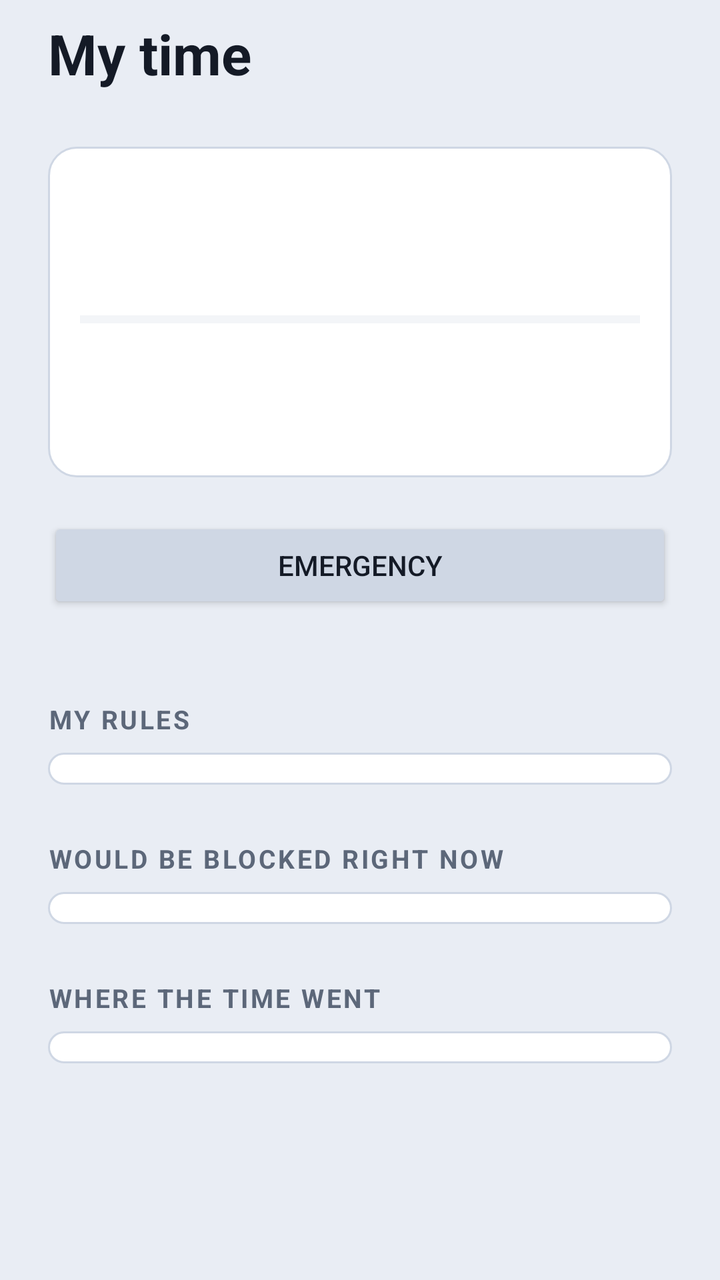
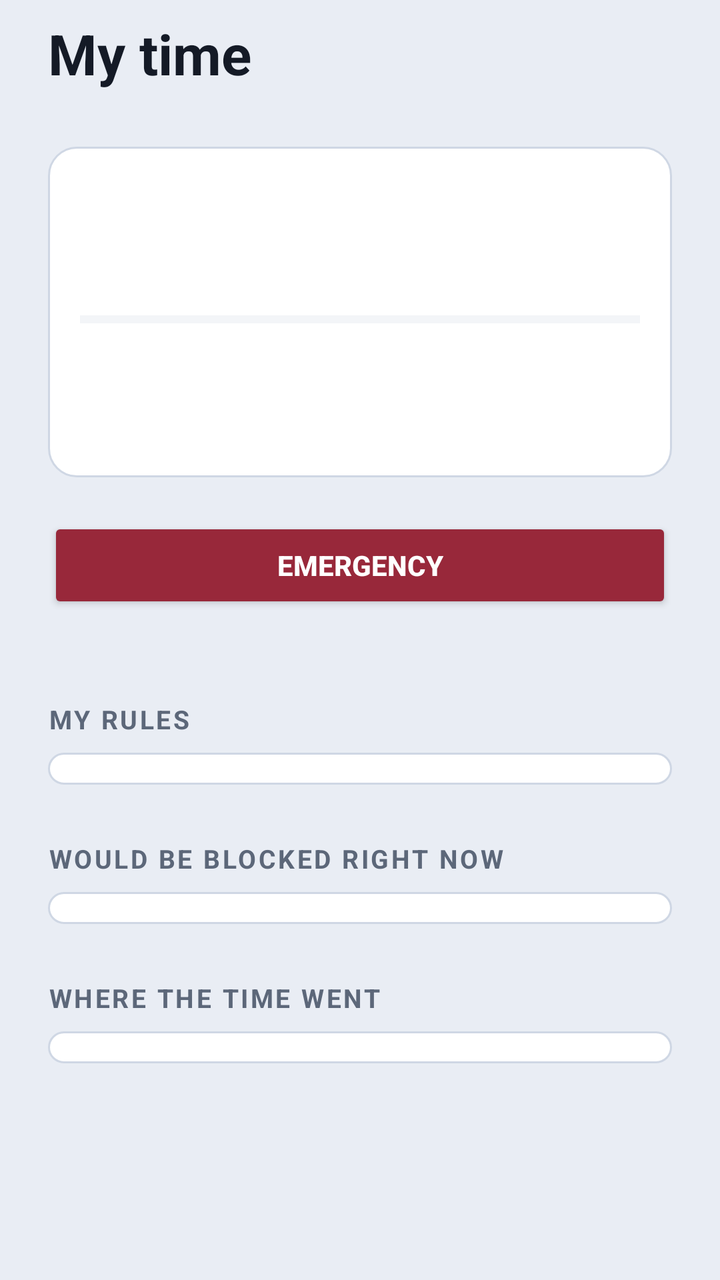

Screens rendered from an Android XML layout before and after an edit, with the pre-edit source and the edit as a unified diff.
<!-- AndroidManifest.xml: application theme Theme.DementorWatch -->
<!-- res/layout/activity_home.xml -->
<?xml version="1.0" encoding="utf-8"?>
<ScrollView xmlns:android="http://schemas.android.com/apk/res/android"
    android:layout_width="match_parent"
    android:layout_height="match_parent"
    android:fillViewport="true">

    <LinearLayout
        android:layout_width="match_parent"
        android:layout_height="wrap_content"
        android:orientation="vertical"
        android:paddingLeft="@dimen/screen_padding"
        android:paddingTop="@dimen/space_sm"
        android:paddingRight="@dimen/screen_padding"
        android:paddingBottom="@dimen/space_4xl">

        <TextView
            android:layout_width="wrap_content"
            android:layout_height="wrap_content"
            android:paddingBottom="@dimen/space_lg"
            android:text="@string/home_title"
            android:textAppearance="@style/TextAppearance.Dementor.Title" />

        
        <LinearLayout
            android:id="@+id/permission_card"
            style="@style/Widget.Dementor.Card"
            android:layout_width="match_parent"
            android:layout_height="wrap_content"
            android:visibility="gone">

            <TextView
                android:layout_width="wrap_content"
                android:layout_height="wrap_content"
                android:text="@string/home_permission_title"
                android:textAppearance="@style/TextAppearance.Dementor.Subtitle" />

            <TextView
                android:layout_width="match_parent"
                android:layout_height="wrap_content"
                android:layout_marginTop="@dimen/space_xs"
                android:text="@string/home_permission_body"
                android:textAppearance="@style/TextAppearance.Dementor.Body" />

            <Button
                android:id="@+id/permission_button"
                android:layout_width="wrap_content"
                android:layout_height="wrap_content"
                android:layout_marginTop="@dimen/space_md"
                android:text="@string/home_permission_button" />
        </LinearLayout>

        
        <LinearLayout
            android:id="@+id/family_banner"
            android:layout_width="match_parent"
            android:layout_height="wrap_content"
            android:orientation="vertical" />

        
        <LinearLayout
            android:id="@+id/activity_banner"
            android:layout_width="match_parent"
            android:layout_height="wrap_content"
            android:orientation="vertical" />

        
        <LinearLayout
            android:id="@+id/summary_card"
            style="@style/Widget.Dementor.Card"
            android:layout_width="match_parent"
            android:layout_height="wrap_content"
            android:layout_marginTop="@dimen/space_md">

            <TextView
                android:id="@+id/headline"
                android:layout_width="wrap_content"
                android:layout_height="wrap_content"
                android:textAppearance="@style/TextAppearance.Dementor.Display" />

            <ProgressBar
                android:id="@+id/budget_bar"
                style="?android:attr/progressBarStyleHorizontal"
                android:layout_width="match_parent"
                android:layout_height="@dimen/budget_bar_height"
                android:layout_marginTop="@dimen/space_md"
                android:max="100" />

            <TextView
                android:id="@+id/subline"
                android:layout_width="wrap_content"
                android:layout_height="wrap_content"
                android:layout_marginTop="@dimen/space_sm"
                android:textAppearance="@style/TextAppearance.Dementor.Body" />

            <TextView
                android:id="@+id/mode_note"
                android:layout_width="match_parent"
                android:layout_height="wrap_content"
                android:layout_marginTop="@dimen/space_md"
                android:textAppearance="@style/TextAppearance.Dementor.Caption" />
        </LinearLayout>

        
        <Button
            android:id="@+id/sos_button"
            android:layout_width="match_parent"
            android:layout_height="wrap_content"
            android:layout_marginTop="@dimen/space_xl"
            android:text="@string/sos_button" />

        
        <LinearLayout
            android:id="@+id/navigation"
            android:layout_width="match_parent"
            android:layout_height="wrap_content"
            android:layout_marginTop="@dimen/space_lg"
            android:orientation="vertical" />

        <TextView
            android:layout_width="wrap_content"
            android:layout_height="wrap_content"
            android:layout_marginTop="@dimen/section_spacing"
            android:layout_marginBottom="@dimen/space_sm"
            android:text="@string/home_rules_header"
            android:textAppearance="@style/TextAppearance.Dementor.Section" />

        
        <LinearLayout
            android:id="@+id/rules_list"
            style="@style/Widget.Dementor.Group"
            android:layout_width="match_parent"
            android:layout_height="wrap_content"
            android:paddingTop="@dimen/space_sm"
            android:paddingBottom="@dimen/space_sm" />

        <TextView
            android:layout_width="wrap_content"
            android:layout_height="wrap_content"
            android:layout_marginTop="@dimen/section_spacing"
            android:layout_marginBottom="@dimen/space_sm"
            android:text="@string/home_would_block_header"
            android:textAppearance="@style/TextAppearance.Dementor.Section" />

        <LinearLayout
            android:id="@+id/blocked_list"
            style="@style/Widget.Dementor.Group"
            android:layout_width="match_parent"
            android:layout_height="wrap_content"
            android:paddingTop="@dimen/space_sm"
            android:paddingBottom="@dimen/space_sm" />

        <TextView
            android:layout_width="wrap_content"
            android:layout_height="wrap_content"
            android:layout_marginTop="@dimen/section_spacing"
            android:layout_marginBottom="@dimen/space_sm"
            android:text="@string/home_apps_header"
            android:textAppearance="@style/TextAppearance.Dementor.Section" />

        <LinearLayout
            android:id="@+id/app_list"
            style="@style/Widget.Dementor.Group"
            android:layout_width="match_parent"
            android:layout_height="wrap_content"
            android:paddingTop="@dimen/space_sm"
            android:paddingBottom="@dimen/space_sm" />
    </LinearLayout>
</ScrollView>
<!-- resources referenced by this layout -->
<resources>
  <dimen name="budget_bar_height">10dp</dimen>
  <dimen name="screen_padding">24dp</dimen>
  <dimen name="section_spacing">28dp</dimen>
  <dimen name="space_4xl">32dp</dimen>
  <dimen name="space_lg">16dp</dimen>
  <dimen name="space_md">12dp</dimen>
  <dimen name="space_sm">8dp</dimen>
  <dimen name="space_xl">20dp</dimen>
  <dimen name="space_xs">6dp</dimen>
  <string name="home_apps_header">Where the time went</string>
  <string name="home_permission_body">Dementor Watch needs usage access to measure screen time. Find Dementor Watch in the list on the next screen and turn it on.</string>
  <string name="home_permission_button">Open settings</string>
  <string name="home_permission_title">One thing left to do</string>
  <string name="home_rules_header">My rules</string>
  <string name="home_title">My time</string>
  <string name="home_would_block_header">Would be blocked right now</string>
  <string name="sos_button">Emergency</string>
  <style name="TextAppearance.Dementor.Body" parent="TextAppearance.AppCompat">
          <item name="android:textSize">15sp</item>
          <item name="android:textColor">@color/text_primary</item>
      </style>
  <style name="TextAppearance.Dementor.Caption" parent="TextAppearance.AppCompat">
          <item name="android:textSize">13sp</item>
          <item name="android:textColor">@color/text_secondary</item>
          <item name="android:lineSpacingMultiplier">1.25</item>
      </style>
  <style name="TextAppearance.Dementor.Display" parent="TextAppearance.AppCompat">
          <item name="android:textSize">40sp</item>
          <item name="android:textStyle">bold</item>
          <item name="android:textColor">@color/text_primary</item>
      </style>
  <style name="TextAppearance.Dementor.Section" parent="TextAppearance.AppCompat">
          <item name="android:textSize">13sp</item>
          <item name="android:textStyle">bold</item>
          <item name="android:textAllCaps">true</item>
          <item name="android:letterSpacing">0.09</item>
          <item name="android:textColor">@color/text_secondary</item>
      </style>
  <style name="TextAppearance.Dementor.Subtitle" parent="TextAppearance.AppCompat">
          <item name="android:textSize">18sp</item>
          <item name="android:textStyle">bold</item>
          <item name="android:textColor">@color/text_primary</item>
      </style>
  <style name="TextAppearance.Dementor.Title" parent="TextAppearance.AppCompat">
          <item name="android:textSize">28sp</item>
          <item name="android:textStyle">bold</item>
          <item name="android:textColor">@color/text_primary</item>
      </style>
  <style name="Widget.Dementor.Card" parent="">
          <item name="android:background">@drawable/card</item>
          <item name="android:padding">@dimen/card_padding</item>
          <item name="android:orientation">vertical</item>
      </style>
  <style name="Widget.Dementor.Group" parent="">
          <item name="android:background">@drawable/card</item>
          <item name="android:paddingLeft">@dimen/card_padding</item>
          <item name="android:paddingRight">@dimen/card_padding</item>
          <item name="android:orientation">vertical</item>
      </style>
  <color name="text_primary">#141A26</color>
  <color name="text_secondary">#5C6779</color>
  <!-- drawable card (drawable) -->
  <?xml version="1.0" encoding="utf-8"?>
  <shape xmlns:android="http://schemas.android.com/apk/res/android"
      android:shape="rectangle">
      <solid android:color="@color/card" />
      <stroke
          android:width="1dp"
          android:color="@color/card_stroke" />
      <corners android:radius="@dimen/card_radius" />
  </shape>
  <dimen name="card_padding">16dp</dimen>
  <color name="brand">#3A5A93</color>
  <color name="brand_dark">#2A4270</color>
  <color name="window_background">#E9EDF4</color>
  <color name="card_stroke">#CFD7E4</color>
  <color name="card">#FFFFFF</color>
  <dimen name="card_radius">14dp</dimen>
  <!-- unchanged entries left out for length: 1 -->
</resources>

<!-- the commit's change to res/layout/activity_home.xml (unified diff, before → after) -->
@@ -106,6 +106,9 @@
             android:layout_width="match_parent"
             android:layout_height="wrap_content"
             android:layout_marginTop="@dimen/space_xl"
+            android:backgroundTint="@color/state_critical"
+            android:textColor="@color/on_brand"
+            android:textStyle="bold"
             android:text="@string/sos_button" />
 
         
<!-- resource entries referenced after the edit -->
@@ -1,5 +1,7 @@
 <!-- resources referenced by this layout -->
 <resources>
+  <color name="on_brand">#FFFFFF</color>
+  <color name="state_critical">#98283A</color>
   <dimen name="budget_bar_height">10dp</dimen>
   <dimen name="screen_padding">24dp</dimen>
   <dimen name="section_spacing">28dp</dimen>
